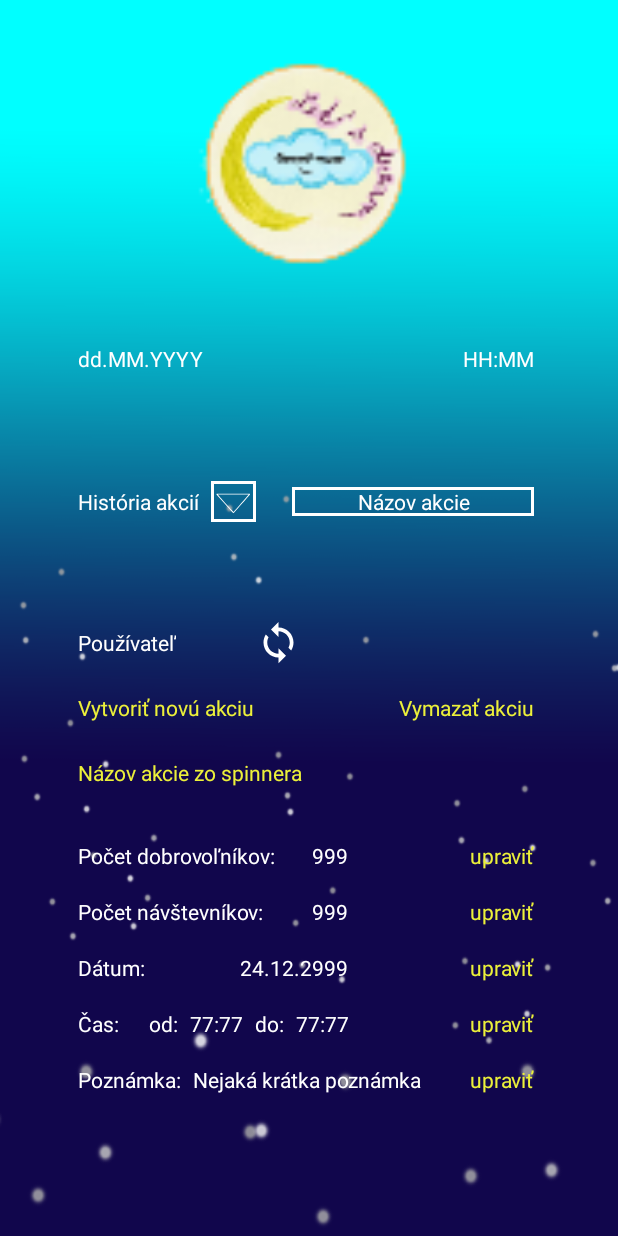
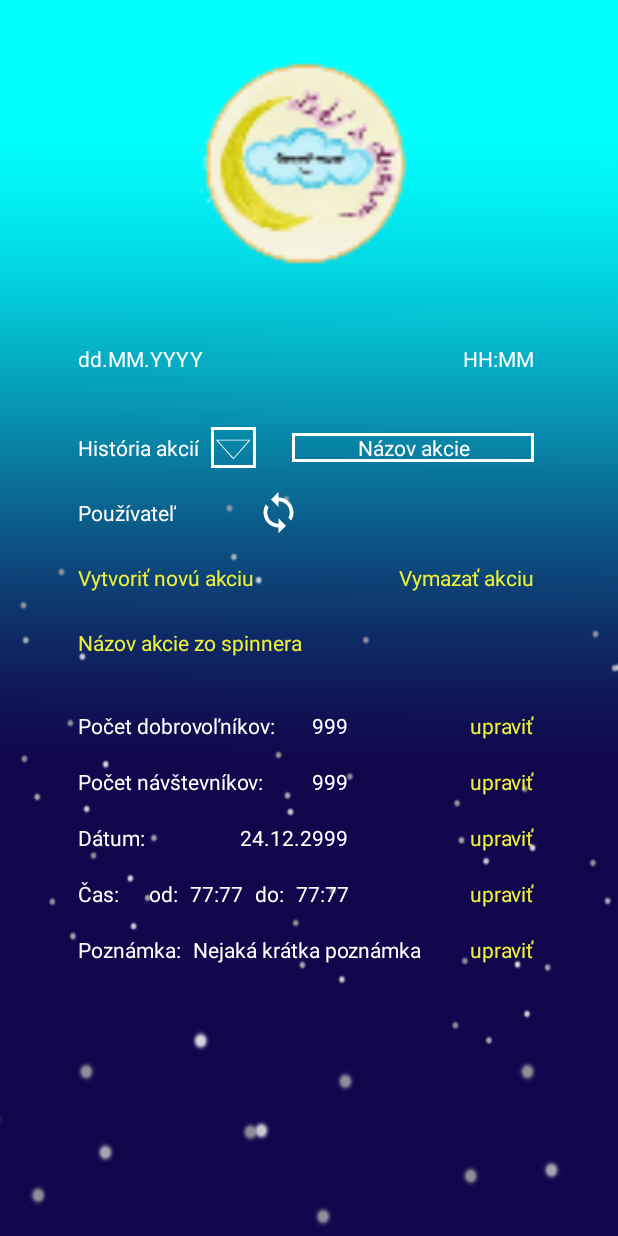
Before and after one commit to apuna12/LetsDream, an Android app: the layout content_akcie.xml on its own in the app's theme, with its tools: preview values and no code run, on a phone screen of 412 x 824 dp. Run offline under Robolectric (Android 15) with nearby library versions, the light colour scheme and no system bars; network calls fail.

Commit message:
Added functionality to changing a privileges in Vyber Mena activity, small design fix in the table, "Upravit" is showing only for admin

```diff
--- a/app/src/main/res/layout/content_akcie.xml
+++ b/app/src/main/res/layout/content_akcie.xml
@@ -8,6 +8,16 @@
     app:layout_behavior="@string/appbar_scrolling_view_behavior"
     tools:context=".AkcieActivity"
     tools:showIn="@layout/app_bar_akcie">
+
+    <ImageButton
+        android:id="@+id/vyberakcieSPINNER"
+        android:layout_width="30dp"
+        android:layout_height="27dp"
+        android:layout_marginStart="8dp"
+        android:background="@drawable/back_w_arrow"
+        app:layout_constraintBottom_toBottomOf="@+id/historiaakciiLABEL"
+        app:layout_constraintStart_toEndOf="@+id/historiaakciiLABEL"
+        app:layout_constraintTop_toTopOf="@+id/historiaakciiLABEL" />
 
     <ImageView
         android:id="@+id/logo_letsdream"
@@ -23,6 +33,17 @@
         app:layout_constraintStart_toStartOf="parent"
         app:layout_constraintTop_toTopOf="parent"
         app:layout_constraintVertical_bias="0.03" />
+
+    <ImageView
+        android:id="@+id/changePriv"
+        android:layout_width="30dp"
+        android:layout_height="30dp"
+        android:background="@drawable/ic_sync_black_24dp"
+        app:layout_constraintBottom_toBottomOf="@+id/adminUserTW"
+        app:layout_constraintEnd_toEndOf="parent"
+        app:layout_constraintHorizontal_bias="0.0"
+        app:layout_constraintStart_toEndOf="@+id/vyberakcieSPINNER"
+        app:layout_constraintTop_toTopOf="@+id/adminUserTW" />
 
     <TextView
         android:id="@+id/full_dateTW"
@@ -52,21 +73,11 @@
         android:id="@+id/historiaakciiLABEL"
         android:layout_width="wrap_content"
         android:layout_height="wrap_content"
-        android:layout_marginTop="76dp"
+        android:layout_marginTop="40dp"
         android:text="História akcií"
         android:textColor="@color/colorWhite"
         app:layout_constraintStart_toStartOf="@+id/full_dateTW"
         app:layout_constraintTop_toBottomOf="@+id/full_dateTW" />
-
-    <ImageButton
-        android:id="@+id/vyberakcieSPINNER"
-        android:layout_width="30dp"
-        android:layout_height="27dp"
-        android:layout_marginStart="8dp"
-        android:background="@drawable/back_w_arrow"
-        app:layout_constraintBottom_toBottomOf="@+id/historiaakciiLABEL"
-        app:layout_constraintStart_toEndOf="@+id/historiaakciiLABEL"
-        app:layout_constraintTop_toTopOf="@+id/historiaakciiLABEL" />
 
     <TextView
         android:id="@+id/akciaFromSpinner"
@@ -91,24 +102,11 @@
         android:id="@+id/adminUserTW"
         android:layout_width="wrap_content"
         android:layout_height="wrap_content"
-        android:layout_marginTop="8dp"
-        android:layout_marginBottom="320dp"
+        android:layout_marginTop="24dp"
         android:text="Používateľ"
         android:textColor="@color/colorWhite"
-        app:layout_constraintBottom_toBottomOf="parent"
         app:layout_constraintStart_toStartOf="@+id/historiaakciiLABEL"
         app:layout_constraintTop_toBottomOf="@+id/historiaakciiLABEL" />
-
-    <ImageView
-        android:id="@+id/changePriv"
-        android:layout_width="30dp"
-        android:layout_height="30dp"
-        android:background="@drawable/ic_sync_black_24dp"
-        app:layout_constraintBottom_toBottomOf="@+id/adminUserTW"
-        app:layout_constraintEnd_toEndOf="parent"
-        app:layout_constraintHorizontal_bias="0.0"
-        app:layout_constraintStart_toEndOf="@+id/vyberakcieSPINNER"
-        app:layout_constraintTop_toTopOf="@+id/adminUserTW" />
 
     <TextView
         android:id="@+id/makeNewAction"
@@ -185,10 +183,12 @@
         android:layout_width="wrap_content"
         android:layout_height="wrap_content"
         android:layout_marginTop="18dp"
+        android:layout_marginBottom="24dp"
         android:text="Poznámka:"
         android:textColor="@color/colorWhite"
         app:layout_constraintStart_toStartOf="@+id/textView13"
-        app:layout_constraintTop_toBottomOf="@+id/textView13" />
+        app:layout_constraintTop_toBottomOf="@+id/textView13"
+        app:layout_constraintVertical_bias="0.225" />
 
     <TextView
         android:id="@+id/poznamkaET"
```
Also changed, not shown: app/src/main/java/sk/letsdream/VyberMenaActivity.kt (+34 -1 lines), app/src/main/java/sk/letsdream/helperMethods/UpdateLabelMethods.kt (+19 -0 lines), app/src/main/res/layout/content_vybermena.xml (+4 -5 lines).
